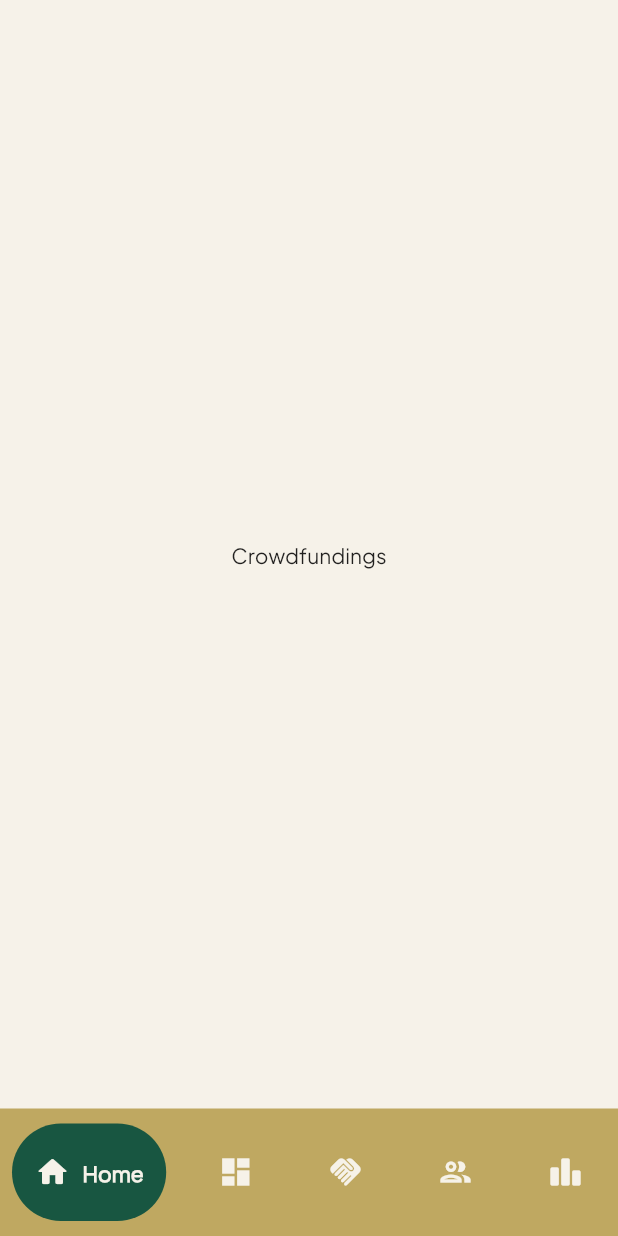
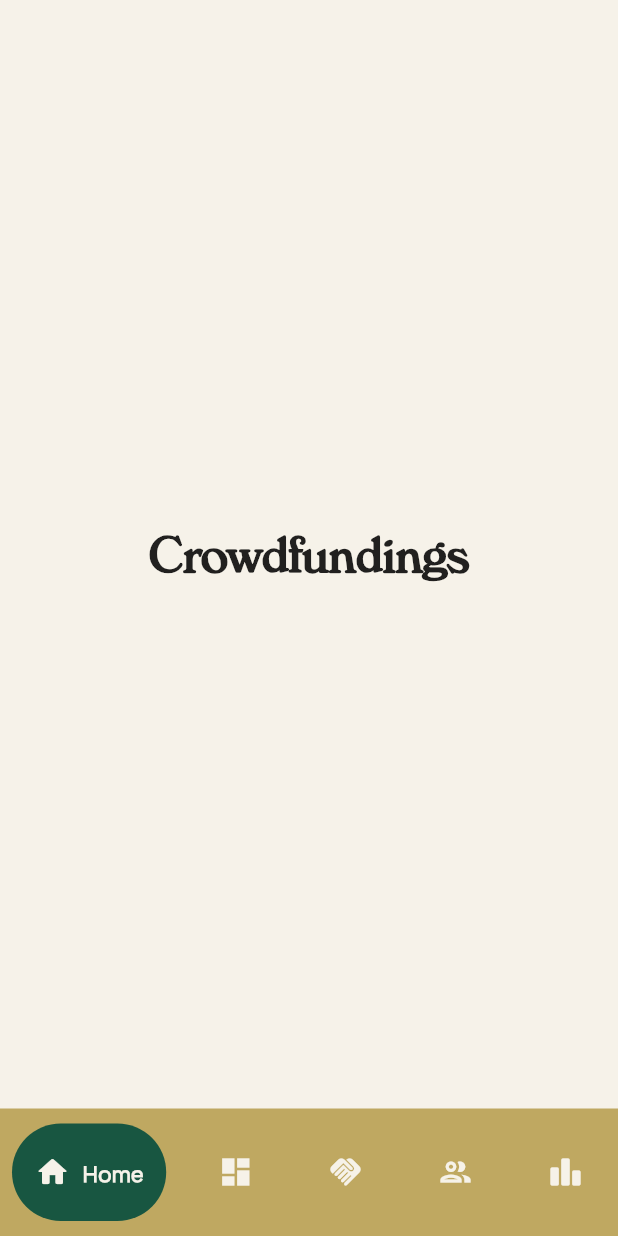
Before and after one commit to D10-PBP/Proyek-Akhir-Semester, a Flutter app: the screen it shows after launch, on a phone screen of 412 x 824 dp. Run offline on Flutter 3.47's test engine with Material 2 defaults, Android fonts, the light colour scheme and no system bars; drawn by our look-alikes of google_nav_bar.

Commit message:
Add styling to crowdfundings page

```diff
--- a/lib/crowdfunding/pages/crowdfundings.dart
+++ b/lib/crowdfunding/pages/crowdfundings.dart
@@ -11,9 +11,23 @@ class CrowdfundingsPage extends StatefulWidget {
 class _CrowdfundingsPageState extends State<CrowdfundingsPage> {
   @override
   Widget build(BuildContext context) {
-    return const Center(
-      child: Text(
-        "Crowdfundings",
+    return SafeArea(
+      child: Center(
+        child: Column(
+          mainAxisAlignment: MainAxisAlignment.center,
+          children: const [
+            // Header
+            Text(
+              "Crowdfundings",
+              style: TextStyle(
+                  fontFamily: "Verona",
+                  fontWeight: FontWeight.bold,
+                  fontSize: 32),
+            ),
+
+            // Intro Card
+          ],
+        ),
       ),
     );
   }
```
